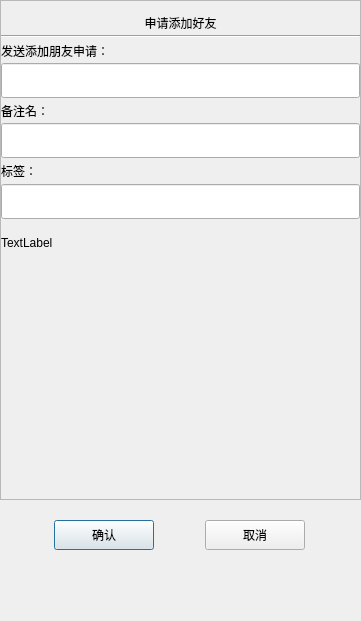
Qt form QT_Client/KOOB/applyfriend.ui (hijamkey-gif/KOOB) before a commit.
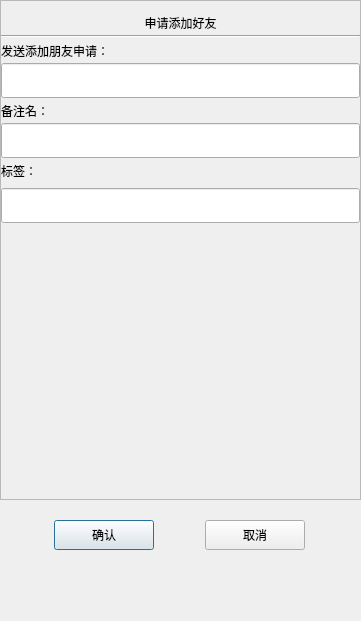
The same form after that commit. Custom widgets are drawn as their Qt base class.

```diff
--- a/QT_Client/KOOB/applyfriend.ui
+++ b/QT_Client/KOOB/applyfriend.ui
@@ -212,7 +212,7 @@
             <property name="minimumSize">
              <size>
               <width>0</width>
-              <height>50</height>
+              <height>0</height>
              </size>
             </property>
             <property name="maximumSize">
@@ -242,13 +242,13 @@
                <property name="minimumSize">
                 <size>
                  <width>0</width>
-                 <height>40</height>
+                 <height>35</height>
                 </size>
                </property>
                <property name="maximumSize">
                 <size>
                  <width>16777215</width>
-                 <height>40</height>
+                 <height>35</height>
                 </size>
                </property>
                <layout class="QHBoxLayout" name="horizontalLayout_2">
@@ -264,6 +264,9 @@
                 <property name="rightMargin">
                  <number>0</number>
                 </property>
+                <property name="bottomMargin">
+                 <number>0</number>
+                </property>
                 <item>
                  <widget class="CustomizeEdit" name="lb_ed">
                   <property name="minimumSize">
@@ -288,13 +291,13 @@
                <property name="minimumSize">
                 <size>
                  <width>0</width>
-                 <height>35</height>
+                 <height>30</height>
                 </size>
                </property>
                <property name="maximumSize">
                 <size>
                  <width>16777215</width>
-                 <height>35</height>
+                 <height>30</height>
                 </size>
                </property>
                <layout class="QVBoxLayout" name="verticalLayout_5">
@@ -304,13 +307,19 @@
                 <property name="leftMargin">
                  <number>0</number>
                 </property>
+                <property name="topMargin">
+                 <number>0</number>
+                </property>
                 <property name="rightMargin">
                  <number>0</number>
                 </property>
+                <property name="bottomMargin">
+                 <number>0</number>
+                </property>
                 <item>
                  <widget class="ClickedOnceLabel" name="tip_lb">
                   <property name="text">
-                   <string>TextLabel</string>
+                   <string/>
                   </property>
                  </widget>
                 </item>
```
